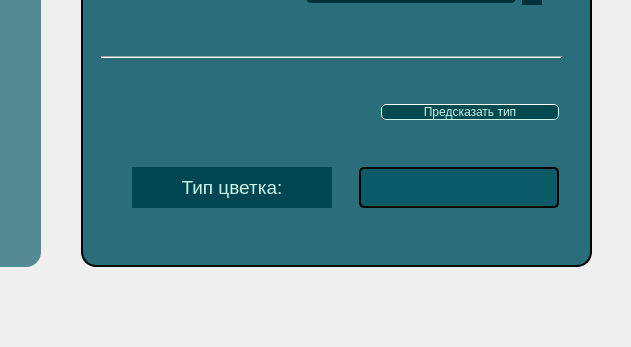
Qt form mainwindow.ui (EL96cpp/KnnVisualiser) before a commit; both pictures show x 709 to 1340 and y 493 to 840 of the 1340 by 840 pixel window.
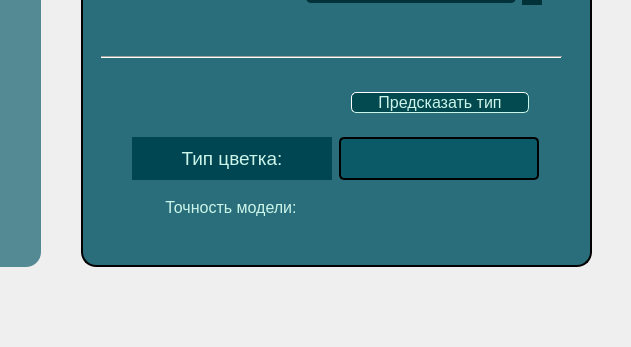
The same form after that commit. Icons and pictures are not drawn.

Commit message: Added model_accuracy value in Model and accuracyValueLabel in MainWindow, added signal/slot to set accuracyValueLabel text

Patch:
```diff
--- a/mainwindow.ui
+++ b/mainwindow.ui
@@ -841,110 +841,10 @@
     <widget class="QWidget" name="layoutWidget">
      <property name="geometry">
       <rect>
-       <x>30</x>
-       <y>600</y>
-       <width>471</width>
-       <height>41</height>
-      </rect>
-     </property>
-     <layout class="QHBoxLayout" name="horizontalLayout_2">
-      <item>
-       <widget class="QLabel" name="typeLabel">
-        <property name="sizePolicy">
-         <sizepolicy hsizetype="Fixed" vsizetype="Preferred">
-          <horstretch>0</horstretch>
-          <verstretch>0</verstretch>
-         </sizepolicy>
-        </property>
-        <property name="minimumSize">
-         <size>
-          <width>200</width>
-          <height>0</height>
-         </size>
-        </property>
-        <property name="maximumSize">
-         <size>
-          <width>200</width>
-          <height>16777215</height>
-         </size>
-        </property>
-        <property name="styleSheet">
-         <string notr="true">background-color: rgb(0, 70, 82);
-color: rgb(204, 245, 234);
-font: 14pt ;</string>
-        </property>
-        <property name="text">
-         <string>Тип цветка:</string>
-        </property>
-        <property name="alignment">
-         <set>Qt::AlignCenter</set>
-        </property>
-       </widget>
-      </item>
-      <item>
-       <widget class="QGroupBox" name="predictResultBox">
-        <property name="sizePolicy">
-         <sizepolicy hsizetype="Fixed" vsizetype="Preferred">
-          <horstretch>50</horstretch>
-          <verstretch>0</verstretch>
-         </sizepolicy>
-        </property>
-        <property name="minimumSize">
-         <size>
-          <width>200</width>
-          <height>0</height>
-         </size>
-        </property>
-        <property name="maximumSize">
-         <size>
-          <width>200</width>
-          <height>16777215</height>
-         </size>
-        </property>
-        <property name="styleSheet">
-         <string notr="true">#predictResultBox {
-
-	background-color: rgba(5, 87, 101, 215);
-    border-style: outset;
-    border-width: 2px;
-    border-radius: 5px;
-
-}</string>
-        </property>
-        <property name="title">
-         <string/>
-        </property>
-        <widget class="QLabel" name="predictionValueLabel">
-         <property name="geometry">
-          <rect>
-           <x>10</x>
-           <y>0</y>
-           <width>181</width>
-           <height>41</height>
-          </rect>
-         </property>
-         <property name="styleSheet">
-          <string notr="true">color: rgb(224, 253, 255);
-font: 18pt ;</string>
-         </property>
-         <property name="text">
-          <string/>
-         </property>
-         <property name="alignment">
-          <set>Qt::AlignCenter</set>
-         </property>
-        </widget>
-       </widget>
-      </item>
-     </layout>
-    </widget>
-    <widget class="QWidget" name="layoutWidget">
-     <property name="geometry">
-      <rect>
-       <x>300</x>
+       <x>270</x>
        <y>510</y>
        <width>178</width>
-       <height>71</height>
+       <height>51</height>
       </rect>
      </property>
      <layout class="QVBoxLayout" name="verticalLayout_3">
@@ -959,6 +859,7 @@
     border-width: 1px;
 	border-color: rbg(154, 173, 176);
     border-radius: 5px;
+	font: 12pt ;
 
 }
 
@@ -997,6 +898,161 @@
       <set>Qt::AlignCenter</set>
      </property>
     </widget>
+    <widget class="QWidget" name="">
+     <property name="geometry">
+      <rect>
+       <x>50</x>
+       <y>570</y>
+       <width>410</width>
+       <height>91</height>
+      </rect>
+     </property>
+     <layout class="QVBoxLayout" name="verticalLayout_4">
+      <item>
+       <layout class="QHBoxLayout" name="horizontalLayout_2">
+        <item>
+         <widget class="QLabel" name="typeLabel">
+          <property name="sizePolicy">
+           <sizepolicy hsizetype="Fixed" vsizetype="Preferred">
+            <horstretch>0</horstretch>
+            <verstretch>0</verstretch>
+           </sizepolicy>
+          </property>
+          <property name="minimumSize">
+           <size>
+            <width>200</width>
+            <height>0</height>
+           </size>
+          </property>
+          <property name="maximumSize">
+           <size>
+            <width>200</width>
+            <height>16777215</height>
+           </size>
+          </property>
+          <property name="styleSheet">
+           <string notr="true">background-color: rgb(0, 70, 82);
+color: rgb(204, 245, 234);
+font: 14pt ;</string>
+          </property>
+          <property name="text">
+           <string>Тип цветка:</string>
+          </property>
+          <property name="alignment">
+           <set>Qt::AlignCenter</set>
+          </property>
+         </widget>
+        </item>
+        <item>
+         <widget class="QGroupBox" name="predictResultBox">
+          <property name="sizePolicy">
+           <sizepolicy hsizetype="Fixed" vsizetype="Preferred">
+            <horstretch>50</horstretch>
+            <verstretch>0</verstretch>
+           </sizepolicy>
+          </property>
+          <property name="minimumSize">
+           <size>
+            <width>200</width>
+            <height>0</height>
+           </size>
+          </property>
+          <property name="maximumSize">
+           <size>
+            <width>200</width>
+            <height>16777215</height>
+           </size>
+          </property>
+          <property name="styleSheet">
+           <string notr="true">#predictResultBox {
+
+	background-color: rgba(5, 87, 101, 215);
+    border-style: outset;
+    border-width: 2px;
+    border-radius: 5px;
+
+}</string>
+          </property>
+          <property name="title">
+           <string/>
+          </property>
+          <widget class="QLabel" name="predictionValueLabel">
+           <property name="geometry">
+            <rect>
+             <x>10</x>
+             <y>0</y>
+             <width>181</width>
+             <height>41</height>
+            </rect>
+           </property>
+           <property name="styleSheet">
+            <string notr="true">color: rgb(224, 253, 255);
+font: 18pt ;</string>
+           </property>
+           <property name="text">
+            <string/>
+           </property>
+           <property name="alignment">
+            <set>Qt::AlignCenter</set>
+           </property>
+          </widget>
+         </widget>
+        </item>
+       </layout>
+      </item>
+      <item>
+       <layout class="QHBoxLayout" name="horizontalLayout_4">
+        <item>
+         <widget class="QLabel" name="accuracyLabel">
+          <property name="sizePolicy">
+           <sizepolicy hsizetype="Fixed" vsizetype="Preferred">
+            <horstretch>0</horstretch>
+            <verstretch>0</verstretch>
+           </sizepolicy>
+          </property>
+          <property name="minimumSize">
+           <size>
+            <width>200</width>
+            <height>0</height>
+           </size>
+          </property>
+          <property name="maximumSize">
+           <size>
+            <width>200</width>
+            <height>16777215</height>
+           </size>
+          </property>
+          <property name="styleSheet">
+           <string notr="true">
+color: rgb(204, 245, 234);
+font: 12pt ;</string>
+          </property>
+          <property name="text">
+           <string>Точность модели:</string>
+          </property>
+          <property name="alignment">
+           <set>Qt::AlignCenter</set>
+          </property>
+         </widget>
+        </item>
+        <item>
+         <widget class="QLabel" name="accuracyValueLabel">
+          <property name="styleSheet">
+           <string notr="true">color: rgb(255, 190, 111);
+font: 12pt ;</string>
+          </property>
+          <property name="text">
+           <string/>
+          </property>
+          <property name="alignment">
+           <set>Qt::AlignCenter</set>
+          </property>
+         </widget>
+        </item>
+       </layout>
+      </item>
+     </layout>
+    </widget>
    </widget>
    <widget class="QGraphicsView" name="graphicsView">
     <property name="geometry">
```
Left out of the diff: 1 changed line with no effect on the pictures. The commit also changes 5 other files.
